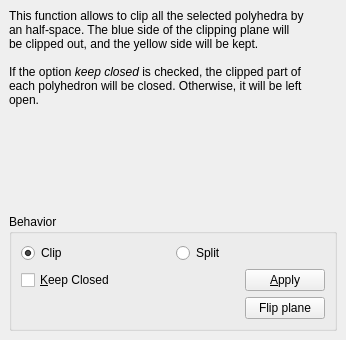
Before: the Qt Designer form Polyhedron/demo/Polyhedron/Plugins/Operations_on_polyhedra/Clip_polyhedron_plugin.ui in CGAL/cgal, drawn with Qt 5.
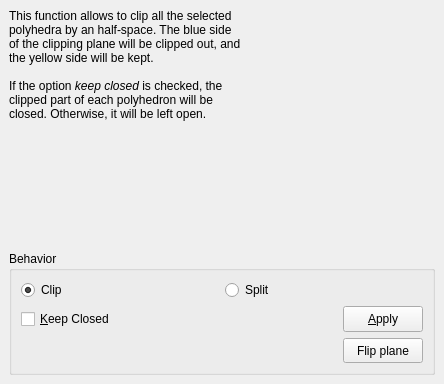
After: the same form once the commit is applied.

Commit message: Fix the text: remove empty lines

```diff
--- a/Polyhedron/demo/Polyhedron/Plugins/Operations_on_polyhedra/Clip_polyhedron_plugin.ui
+++ b/Polyhedron/demo/Polyhedron/Plugins/Operations_on_polyhedra/Clip_polyhedron_plugin.ui
@@ -6,8 +6,8 @@
    <rect>
     <x>0</x>
     <y>0</y>
-    <width>346</width>
-    <height>340</height>
+    <width>444</width>
+    <height>384</height>
    </rect>
   </property>
   <property name="sizePolicy">
@@ -32,7 +32,7 @@
          </sizepolicy>
         </property>
         <property name="text">
-         <string>&lt;html&gt;&lt;head/&gt;&lt;body&gt;&lt;p&gt;This function allows to clip all the selected polyhedra by an half-space. The blue side of the clipping plane will be clipped out, and the yellow side will be kept.&lt;br/&gt;&lt;br/&gt;If the option &lt;span style=&quot; font-style:italic;&quot;&gt;keep closed&lt;/span&gt; is checked, the clipped part of each polyhedron will be closed. Otherwise, it will be left open.&lt;/p&gt;&lt;p&gt;&lt;br/&gt;&lt;/p&gt;&lt;/body&gt;&lt;/html&gt;</string>
+         <string>&lt;html&gt;&lt;head/&gt;&lt;body&gt;&lt;p&gt;This function allows to clip all the selected polyhedra by an half-space. The blue side of the clipping plane will be clipped out, and the yellow side will be kept.&lt;br/&gt;&lt;br/&gt;If the option &lt;span style=&quot; font-style:italic;&quot;&gt;keep closed&lt;/span&gt; is checked, the clipped part of each polyhedron will be closed. Otherwise, it will be left open.&lt;/p&gt;&lt;/body&gt;&lt;/html&gt;</string>
         </property>
         <property name="wordWrap">
          <bool>true</bool>
```
